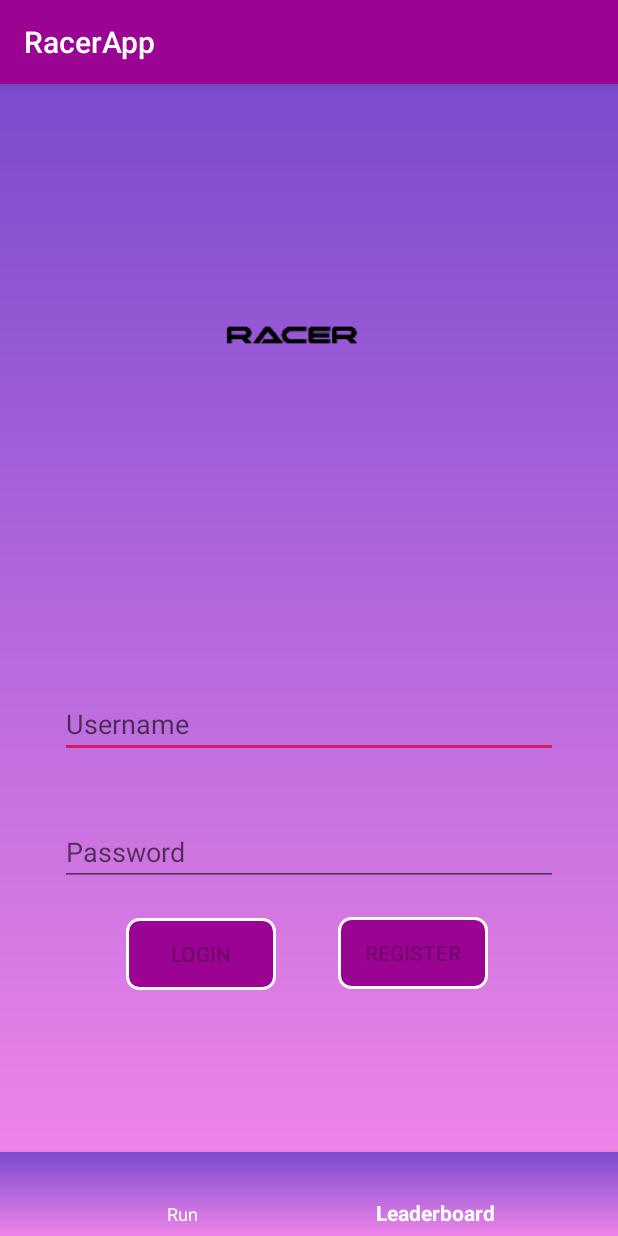
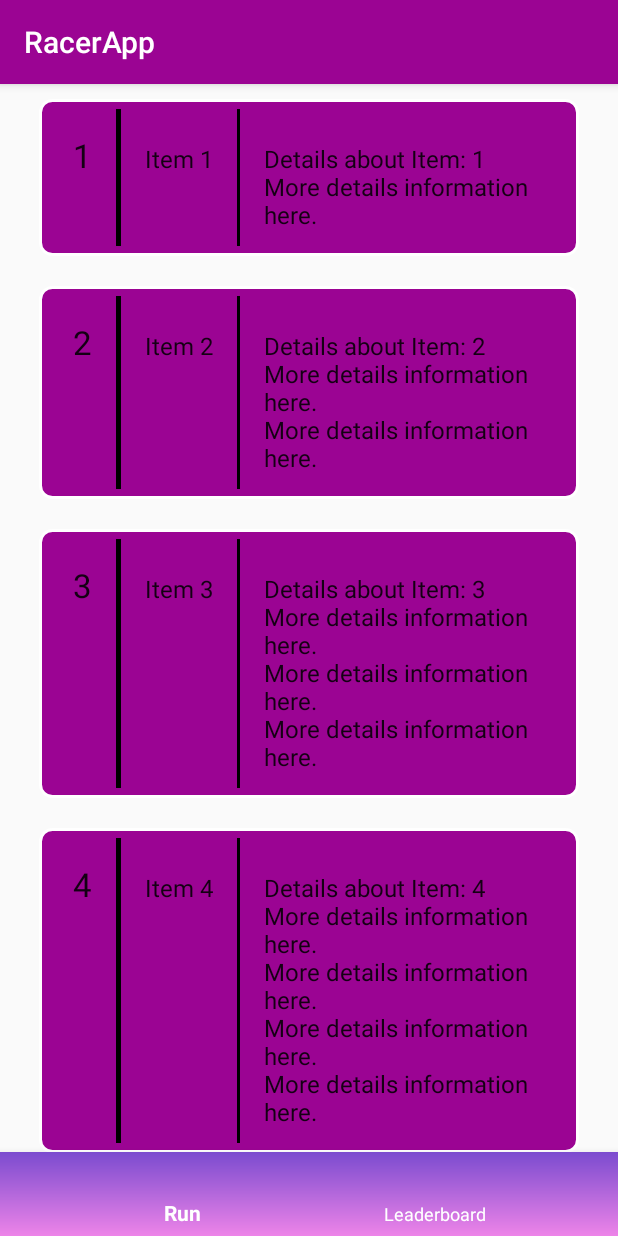
Before and after one commit to kayacanv/Racer, an Android app: the screen it shows after launch (MainActivity), item 2 of the bottom bar chosen, on a phone screen of 412 x 824 dp. Run offline under Robolectric (Android 15) with nearby library versions, the phone set to English and light mode, and no system bars; our stand-ins replace data binding.

```diff
--- a/RacerApp/app/build.gradle
+++ b/RacerApp/app/build.gradle
@@ -61,6 +61,7 @@ dependencies {
     implementation 'androidx.lifecycle:lifecycle-livedata-ktx:2.2.0'
     implementation 'com.google.android.gms:play-services-maps:17.0.0'
     implementation 'com.android.support:support-annotations:28.0.0'
+    implementation 'androidx.recyclerview:recyclerview:1.1.0'
     kapt 'androidx.room:room-compiler:2.2.4'
 
     implementation 'androidx.lifecycle:lifecycle-extensions:2.2.0'
--- a/RacerApp/app/src/main/AndroidManifest.xml
+++ b/RacerApp/app/src/main/AndroidManifest.xml
@@ -33,7 +33,7 @@
         tools:ignore="AllowBackup,GoogleAppIndexingWarning">
 
         <meta-data android:name="com.google.android.geo.API_KEY"
-            android:value="AIzaSyDUDx0U4ryBD_qyG0hVY1s8l9v7GBgWCWg"/>
+            android:value=""/>
 
         <activity android:name=".ui.MainActivity">
             <intent-filter>
--- /dev/null
+++ b/RacerApp/app/src/main/java/com/google/android/gms/location/sample/locationupdatesbackgroundkotlin/MyPersonRecyclerViewAdapter.kt
@@ -0,0 +1,43 @@
+package com.google.android.gms.location.sample.locationupdatesbackgroundkotlin
+
+import androidx.recyclerview.widget.RecyclerView
+import android.view.LayoutInflater
+import android.view.View
+import android.view.ViewGroup
+import android.widget.TextView
+
+import com.google.android.gms.location.sample.locationupdatesbackgroundkotlin.dummy.DummyContent.DummyItem
+
+/**
+ * [RecyclerView.Adapter] that can display a [DummyItem].
+ * TODO: Replace the implementation with code for your data type.
+ */
+class MyPersonRecyclerViewAdapter(
+    private val values: List<DummyItem>
+) : RecyclerView.Adapter<MyPersonRecyclerViewAdapter.ViewHolder>() {
+
+    override fun onCreateViewHolder(parent: ViewGroup, viewType: Int): ViewHolder {
+        val view = LayoutInflater.from(parent.context)
+            .inflate(R.layout.fragment_person, parent, false)
+        return ViewHolder(view)
+    }
+
+    override fun onBindViewHolder(holder: ViewHolder, position: Int) {
+        val item = values[position]
+        holder.idView.text = item.id
+        holder.usernameView.text = item.username
+        holder.distanceView.text = item.distance
+    }
+
+    override fun getItemCount(): Int = values.size
+
+    inner class ViewHolder(view: View) : RecyclerView.ViewHolder(view) {
+        val idView: TextView = view.findViewById(R.id.item_number)
+        val usernameView: TextView = view.findViewById(R.id.personUsername)
+        val distanceView: TextView = view.findViewById(R.id.personDistance)
+
+        override fun toString(): String {
+            return super.toString() + " '" + usernameView.text + "'"
+        }
+    }
+}
--- /dev/null
+++ b/RacerApp/app/src/main/java/com/google/android/gms/location/sample/locationupdatesbackgroundkotlin/PersonFragment.kt
@@ -0,0 +1,128 @@
+package com.google.android.gms.location.sample.locationupdatesbackgroundkotlin
+
+import android.os.Bundle
+import android.os.Handler
+import android.os.Looper
+import android.util.Log
+import android.view.LayoutInflater
+import android.view.View
+import android.view.ViewGroup
+import androidx.fragment.app.Fragment
+import androidx.recyclerview.widget.GridLayoutManager
+import androidx.recyclerview.widget.LinearLayoutManager
+import androidx.recyclerview.widget.RecyclerView
+import com.google.android.gms.location.sample.locationupdatesbackgroundkotlin.data.SocketPacket
+import com.google.android.gms.location.sample.locationupdatesbackgroundkotlin.dummy.DummyContent
+import com.google.gson.Gson
+import kotlinx.android.synthetic.main.fragment_person_list.view.*
+import java.io.BufferedReader
+import java.io.InputStreamReader
+import java.net.Socket
+import java.net.SocketException
+import java.util.*
+import java.util.concurrent.Executors
+import kotlin.math.floor
+
+/**
+ * A fragment representing a list of Items.
+ */
+class PersonFragment : Fragment() {
+
+
+    private var columnCount = 1
+
+    override fun onCreate(savedInstanceState: Bundle?) {
+        super.onCreate(savedInstanceState)
+
+        arguments?.let {
+            columnCount = it.getInt(ARG_COLUMN_COUNT)
+        }
+    }
+
+    override fun onCreateView(
+        inflater: LayoutInflater, container: ViewGroup?,
+        savedInstanceState: Bundle?
+    ): View? {
+
+
+
+        val view = inflater.inflate(R.layout.fragment_person_list, container, false)
+
+        if (view is RecyclerView) {
+            with(view) {
+                layoutManager = when {
+                    columnCount <= 1 -> LinearLayoutManager(context)
+                    else -> GridLayoutManager(context, columnCount)
+                }
+                adapter = MyPersonRecyclerViewAdapter(DummyContent.ITEMS)
+            }
+        }
+
+        val mainThread = Handler(Looper.getMainLooper())
+
+        Executors.newSingleThreadExecutor().execute {
+
+            while(true){
+                try {
+                    val socket = Socket(IP_ADDRESS, PORT)
+
+                    val reader = BufferedReader(InputStreamReader(socket.getInputStream()))
+
+                    val json = Gson().toJson(SocketPacket(operation = O_GET_LEADERBOARD))
+                    socket.outputStream.write(json.toByteArray())
+                    socket.outputStream.write("\n".toByteArray())
+                    socket.outputStream.flush()
+                    var inputLine: String
+                    while (reader.readLine().also { inputLine = it } != null) {
+                        val packet = Gson().fromJson(
+                            inputLine,
+                            SocketPacket::class.java
+                        )
+                        if (packet?.leaderboard == null)
+                            break
+
+                        var ITEMS: MutableList<DummyContent.DummyItem> = ArrayList()
+                        for (userDistance in packet.leaderboard!!) {
+                            ITEMS.add(
+                                DummyContent.createDummyItem(
+                                    ITEMS.size + 1,
+                                    userDistance.username!!,
+                                    (floor(
+                                        userDistance.distance!!
+                                    ) / 1000).toString() + " km"
+                                )
+                            )
+                        }
+                        mainThread.post( Runnable () {
+                            view.list.adapter = MyPersonRecyclerViewAdapter(ITEMS)
+                        });
+                        Log.i("Leaderboard Updated: ", ITEMS.toString())
+
+                    }
+                    socket.close()
+                } catch (e: SocketException) {
+                    Log.e("SOCKET EXCEPTION", e.printStackTrace().toString())
+                    Thread.sleep(10000);
+                    continue;
+                }
+            }
+        }
+        return view
+    }
+
+
+    companion object {
+
+        // TODO: Customize parameter argument names
+        const val ARG_COLUMN_COUNT = "column-count"
+
+        // TODO: Customize parameter initialization
+        @JvmStatic
+        fun newInstance(columnCount: Int) =
+            PersonFragment().apply {
+                arguments = Bundle().apply {
+                    putInt(ARG_COLUMN_COUNT, columnCount)
+                }
+            }
+    }
+}
--- /dev/null
+++ b/RacerApp/app/src/main/java/com/google/android/gms/location/sample/locationupdatesbackgroundkotlin/dummy/DummyContent.kt
@@ -0,0 +1,64 @@
+package com.google.android.gms.location.sample.locationupdatesbackgroundkotlin.dummy
+
+import java.util.ArrayList
+import java.util.HashMap
+
+/**
+ * Helper class for providing sample content for user interfaces created by
+ * Android template wizards.
+ *
+ * TODO: Replace all uses of this class before publishing your app.
+ */
+object DummyContent {
+
+    /**
+     * An array of sample (dummy) items.
+     */
+    val ITEMS: MutableList<DummyItem> = ArrayList()
+
+    /**
+     * A map of sample (dummy) items, by ID.
+     */
+    val ITEM_MAP: MutableMap<String, DummyItem> = HashMap()
+
+    private val COUNT = 25
+
+    init {
+        // Add some sample items.
+        for (i in 1..COUNT) {
+            addItem(createDummyItem(i))
+        }
+    }
+
+    private fun addItem(item: DummyItem) {
+        ITEMS.add(item)
+        ITEM_MAP.put(item.id, item)
+    }
+
+    private fun createDummyItem(position: Int): DummyItem {
+        return DummyItem(position.toString(), "Item " + position, makeDetails(position))
+    }
+
+
+    private fun makeDetails(position: Int): String {
+        val builder = StringBuilder()
+        builder.append("Details about Item: ").append(position)
+        for (i in 0..position - 1) {
+            builder.append("\nMore details information here.")
+        }
+        return builder.toString()
+    }
+
+
+    public fun createDummyItem(position: Int, username: String, distance: String): DummyItem {
+        return DummyItem(position.toString(), username, distance)
+    }
+
+
+    /**
+     * A dummy item representing a piece of content.
+     */
+    data class DummyItem(val id: String, val username: String, val distance: String) {
+        override fun toString(): String = "$username $distance"
+    }
+}
--- a/RacerApp/app/src/main/java/com/google/android/gms/location/sample/locationupdatesbackgroundkotlin/ui/MainActivity.kt
+++ b/RacerApp/app/src/main/java/com/google/android/gms/location/sample/locationupdatesbackgroundkotlin/ui/MainActivity.kt
@@ -18,9 +18,13 @@ package com.google.android.gms.location.sample.locationupdatesbackgroundkotlin.u
 import android.os.Bundle
 import androidx.appcompat.app.AppCompatActivity
 import androidx.databinding.DataBindingUtil.setContentView
+import androidx.fragment.app.Fragment
+import com.example.bupazar.User
+import com.google.android.gms.location.sample.locationupdatesbackgroundkotlin.PersonFragment
 import com.google.android.gms.location.sample.locationupdatesbackgroundkotlin.R
 import com.google.android.gms.location.sample.locationupdatesbackgroundkotlin.databinding.ActivityMainBinding
 import com.google.android.gms.location.sample.locationupdatesbackgroundkotlin.ui.ui.login.LoginFragment
+import kotlinx.android.synthetic.main.activity_main.*
 
 /**
  * This app allows a user to receive location updates in the background.
@@ -53,19 +57,57 @@ class MainActivity : AppCompatActivity(), PermissionRequestFragment.Callbacks,
 
         setContentView<ActivityMainBinding>(this, R.layout.activity_main)
 
+        val locationUpdateFragment = LocationUpdateFragment.newInstance()
+        val personFragment = PersonFragment()
+        val loginFragment = LoginFragment()
+
         val currentFragment = supportFragmentManager.findFragmentById(R.id.fragment_container)
 
         if (currentFragment == null) {
-
-//            val fragment = LocationUpdateFragment.newInstance()
-
-            supportFragmentManager
+            if(User.username==null) {
+                supportFragmentManager
+                    .beginTransaction()
+                    .replace(R.id.fragment_container, loginFragment)
+                    .addToBackStack(null)
+                    .commit()
+            } else {
+                supportFragmentManager
+                    .beginTransaction()
+                    .replace(R.id.fragment_container, locationUpdateFragment)
+                    .addToBackStack(null)
+                    .commit()
+            }
+        }
+        bottom_navigation.setOnNavigationItemSelectedListener {
+            if (User.username == null && it.itemId==R.id.runBottom) {
+                supportFragmentManager
                 .beginTransaction()
-                .replace(R.id.fragment_container,  LoginFragment())
+                .replace(R.id.fragment_container, loginFragment)
                 .addToBackStack(null)
                 .commit()
+            }
+            else if (it.itemId==R.id.runBottom) {
+                supportFragmentManager
+                    .beginTransaction()
+                    .replace(R.id.fragment_container, locationUpdateFragment)
+                    .addToBackStack(null)
+                    .commit()
+            } else {
+                supportFragmentManager
+                    .beginTransaction()
+                    .replace(R.id.fragment_container, personFragment)
+                    .addToBackStack(null)
+                    .commit()
+            }
+            false
         }
     }
+
+    private fun makeCurrentFragment(fragment: Fragment) =
+        supportFragmentManager.beginTransaction().apply {
+            replace(R.id.fragment_container, fragment)
+            commit()
+        }
 
     // Triggered from the permission Fragment that it's the app has permissions to display the
     // location fragment.
--- /dev/null
+++ b/RacerApp/app/src/main/res/layout/fragment_person.xml
@@ -0,0 +1,46 @@
+<?xml version="1.0" encoding="utf-8"?>
+<LinearLayout xmlns:android="http://schemas.android.com/apk/res/android"
+    android:layout_width="match_parent"
+    android:layout_margin="10dp"
+    android:layout_height="wrap_content"
+    android:orientation="horizontal"
+    android:background="@drawable/button_shape"
+    >
+
+    <TextView
+        android:id="@+id/item_number"
+        android:layout_width="wrap_content"
+        android:layout_height="wrap_content"
+        android:layout_margin="@dimen/text_margin"
+        android:text="1"
+        android:textSize="22dp"
+        android:textAppearance="?attr/textAppearanceListItem" />
+
+    <View
+        android:layout_width="3dp"
+        android:layout_height="match_parent"
+        android:background="@android:color/black"/>
+
+    <TextView
+        android:id="@+id/personUsername"
+        android:layout_width="wrap_content"
+        android:layout_height="wrap_content"
+        android:layout_margin="@dimen/text_margin"
+        android:text="USERNAME"
+        android:textAppearance="?attr/textAppearanceListItem" />
+
+    <View
+        android:layout_width="2dp"
+        android:layout_height="match_parent"
+        android:background="@android:color/background_dark"/>
+
+
+    <TextView
+        android:id="@+id/personDistance"
+        android:layout_width="wrap_content"
+        android:layout_height="wrap_content"
+        android:layout_margin="@dimen/text_margin"
+        android:text="Distance"
+        android:textAppearance="?attr/textAppearanceListItem" />
+
+</LinearLayout>
--- /dev/null
+++ b/RacerApp/app/src/main/res/layout/fragment_person_list.xml
@@ -0,0 +1,17 @@
+<?xml version="1.0" encoding="utf-8"?>
+<layout>
+
+<androidx.recyclerview.widget.RecyclerView xmlns:android="http://schemas.android.com/apk/res/android"
+    xmlns:app="http://schemas.android.com/apk/res-auto"
+    xmlns:tools="http://schemas.android.com/tools"
+    android:id="@+id/list"
+    android:name="com.google.android.gms.location.sample.locationupdatesbackgroundkotlin.PersonFragment"
+    android:layout_width="match_parent"
+    android:layout_height="match_parent"
+    android:layout_marginLeft="16dp"
+    android:layout_marginRight="16dp"
+    app:layoutManager="LinearLayoutManager"
+    tools:context=".PersonFragment"
+    tools:listitem="@layout/fragment_person" />
+
+</layout>
--- a/RacerApp/app/src/main/res/values/dimens.xml
+++ b/RacerApp/app/src/main/res/values/dimens.xml
@@ -24,4 +24,5 @@
     <!-- Default screen margins, per the Android Design guidelines. -->
     <dimen name="fragment_horizontal_margin">16dp</dimen>
     <dimen name="fragment_vertical_margin">16dp</dimen>
+    <dimen name="text_margin">16dp</dimen>
 </resources>
```
Also changed, not shown: 1 other file.
